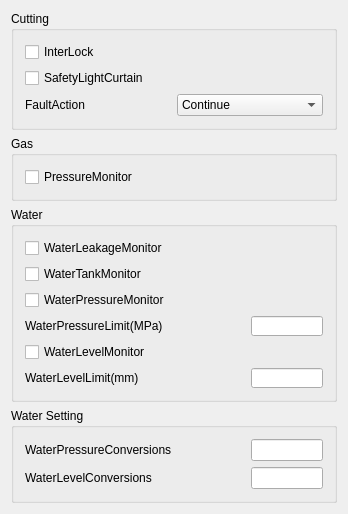
super1wang/LaserCNCv1.0, file src/modules/process/Setting/Setting_Monitor.ui: the form before one commit.
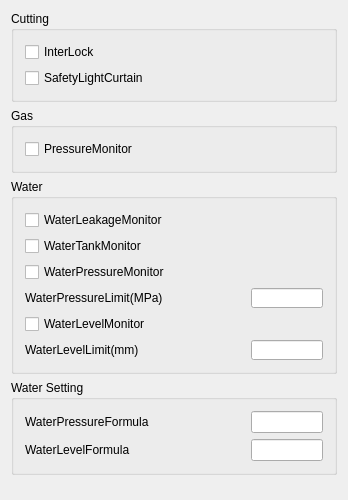
The form after the commit.

Commit message: Refactor process module UI and settings management

```diff
--- a/src/modules/process/Setting/Setting_Monitor.ui
+++ b/src/modules/process/Setting/Setting_Monitor.ui
@@ -47,32 +47,6 @@
         </property>
        </widget>
       </item>
-            <item row="2" column="0">
-             <widget class="QLabel" name="label_General_FaultAction">
-                <property name="text">
-                 <string>FaultAction</string>
-                </property>
-             </widget>
-            </item>
-            <item row="2" column="1">
-             <widget class="QComboBox" name="comboBox_General_iFaultAction">
-                <item>
-                 <property name="text">
-                    <string>Continue</string>
-                 </property>
-                </item>
-                <item>
-                 <property name="text">
-                    <string>Pause</string>
-                 </property>
-                </item>
-                <item>
-                 <property name="text">
-                    <string>Stop</string>
-                 </property>
-                </item>
-             </widget>
-            </item>
      </layout>
     </widget>
    </item>
@@ -184,14 +158,14 @@
          </size>
         </property>
         <property name="text">
-         <string>WaterPressureConversions</string>
+         <string>WaterPressureFormula</string>
         </property>
        </widget>
       </item>
       <item row="2" column="0">
        <widget class="QLabel" name="label_WaterSetting_WaterLevelConversions">
         <property name="text">
-         <string>WaterLevelConversions</string>
+         <string>WaterLevelFormula</string>
         </property>
        </widget>
       </item>
```
Left out of the diff: 4 changed lines with no effect on the pictures. The commit also changes 86 other files.
